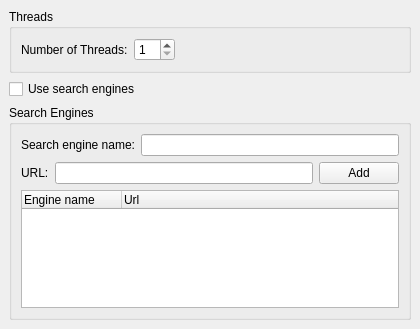
Before: the Qt Designer form transfers/multisegmentkio/dlgmultisegkio.ui in KDE/kget, drawn with Qt 5.
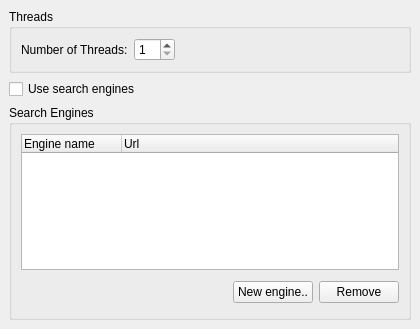
After: the same form once the commit is applied. Icons and pictures are not drawn.

Commit message: Improve the DlgEngineEditing dialog by adding the possibility to both add and remove engines. More space is also available for the treewidget, since the insertion of the engine name and url has been moved to a separate dialog.

The edit to the form file:
```diff
--- a/transfers/multisegmentkio/dlgmultisegkio.ui
+++ b/transfers/multisegmentkio/dlgmultisegkio.ui
@@ -31,7 +31,44 @@
       <property name="spacing" >
        <number>6</number>
       </property>
-      <item row="2" column="0" >
+      <item row="1" column="0" >
+       <spacer>
+        <property name="orientation" >
+         <enum>Qt::Horizontal</enum>
+        </property>
+        <property name="sizeHint" >
+         <size>
+          <width>91</width>
+          <height>32</height>
+         </size>
+        </property>
+       </spacer>
+      </item>
+      <item row="1" column="1" >
+       <layout class="QHBoxLayout" >
+        <property name="margin" >
+         <number>0</number>
+        </property>
+        <property name="spacing" >
+         <number>6</number>
+        </property>
+        <item>
+         <widget class="QPushButton" name="newEngineBt" >
+          <property name="text" >
+           <string>New engine..</string>
+          </property>
+         </widget>
+        </item>
+        <item>
+         <widget class="QPushButton" name="removeEngineBt" >
+          <property name="text" >
+           <string>Remove</string>
+          </property>
+         </widget>
+        </item>
+       </layout>
+      </item>
+      <item row="0" column="0" colspan="2" >
        <widget class="QTreeWidget" name="enginesTreeWidget" >
         <property name="rootIsDecorated" >
          <bool>false</bool>
@@ -48,60 +85,6 @@
         </column>
        </widget>
       </item>
-      <item row="0" column="0" >
-       <layout class="QHBoxLayout" >
-        <property name="margin" >
-         <number>0</number>
-        </property>
-        <property name="spacing" >
-         <number>6</number>
-        </property>
-        <item>
-         <widget class="QLabel" name="engineNameLabel" >
-          <property name="text" >
-           <string>Search engine name:</string>
-          </property>
-         </widget>
-        </item>
-        <item>
-         <widget class="QLineEdit" name="engineNameLineEdit" >
-          <property name="text" >
-           <string/>
-          </property>
-         </widget>
-        </item>
-       </layout>
-      </item>
-      <item row="1" column="0" >
-       <layout class="QHBoxLayout" >
-        <property name="margin" >
-         <number>0</number>
-        </property>
-        <property name="spacing" >
-         <number>6</number>
-        </property>
-        <item>
-         <widget class="QLabel" name="urlLabel" >
-          <property name="text" >
-           <string>URL:</string>
-          </property>
-         </widget>
-        </item>
-        <item>
-         <widget class="QLineEdit" name="urlLineEdit" />
-        </item>
-        <item>
-         <widget class="QPushButton" name="urlAddButton" >
-          <property name="text" >
-           <string>Add</string>
-          </property>
-          <property name="icon" >
-           <iconset/>
-          </property>
-         </widget>
-        </item>
-       </layout>
-      </item>
      </layout>
     </widget>
    </item>
```
Left out of the diff: 14 changed lines with no effect on the pictures. The commit also changes 5 other files.
